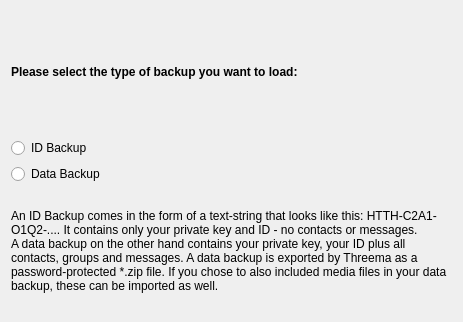
Above: src/wizards/LoadBackupWizardPageSelectBackupType.ui from blizzard4591/openMittsu before the change. Below: the same form after it.
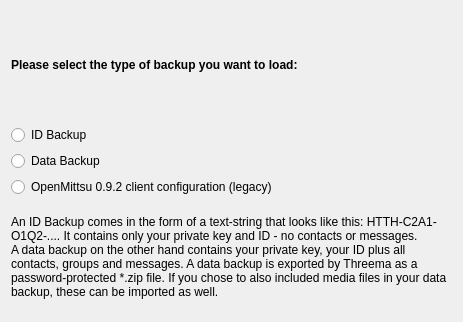
That is the form after the change.

Commit message: Implemented legacy configuration import.

The edit to the form file:
```diff
--- a/src/wizards/LoadBackupWizardPageSelectBackupType.ui
+++ b/src/wizards/LoadBackupWizardPageSelectBackupType.ui
@@ -50,6 +50,16 @@
      </attribute>
     </widget>
    </item>
+   <item>
+    <widget class="QRadioButton" name="rbtnLegacyClientConfiguration">
+     <property name="text">
+      <string>OpenMittsu 0.9.2 client configuration (legacy)</string>
+     </property>
+     <attribute name="buttonGroup">
+      <string notr="true">buttonGroup</string>
+     </attribute>
+    </widget>
+   </item>
    <item>
     <widget class="QLabel" name="lblExplanation">
      <property name="text">
```
The commit also changes 14 other files.
